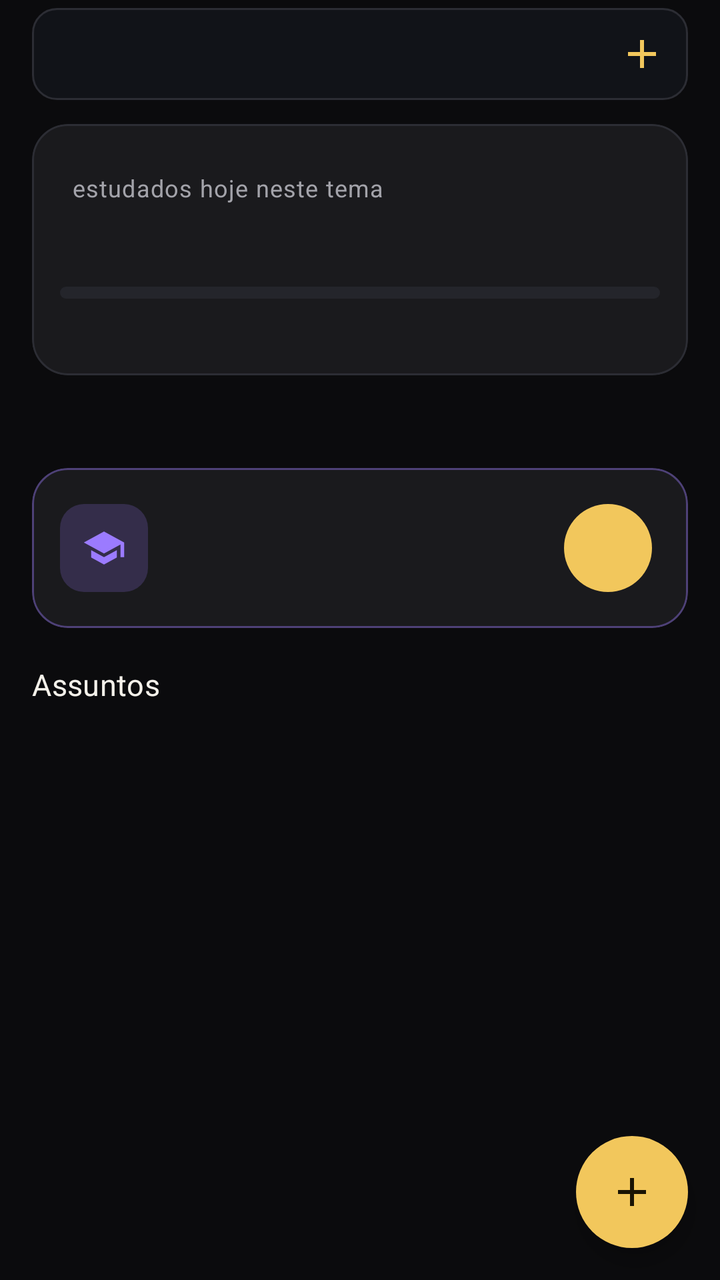
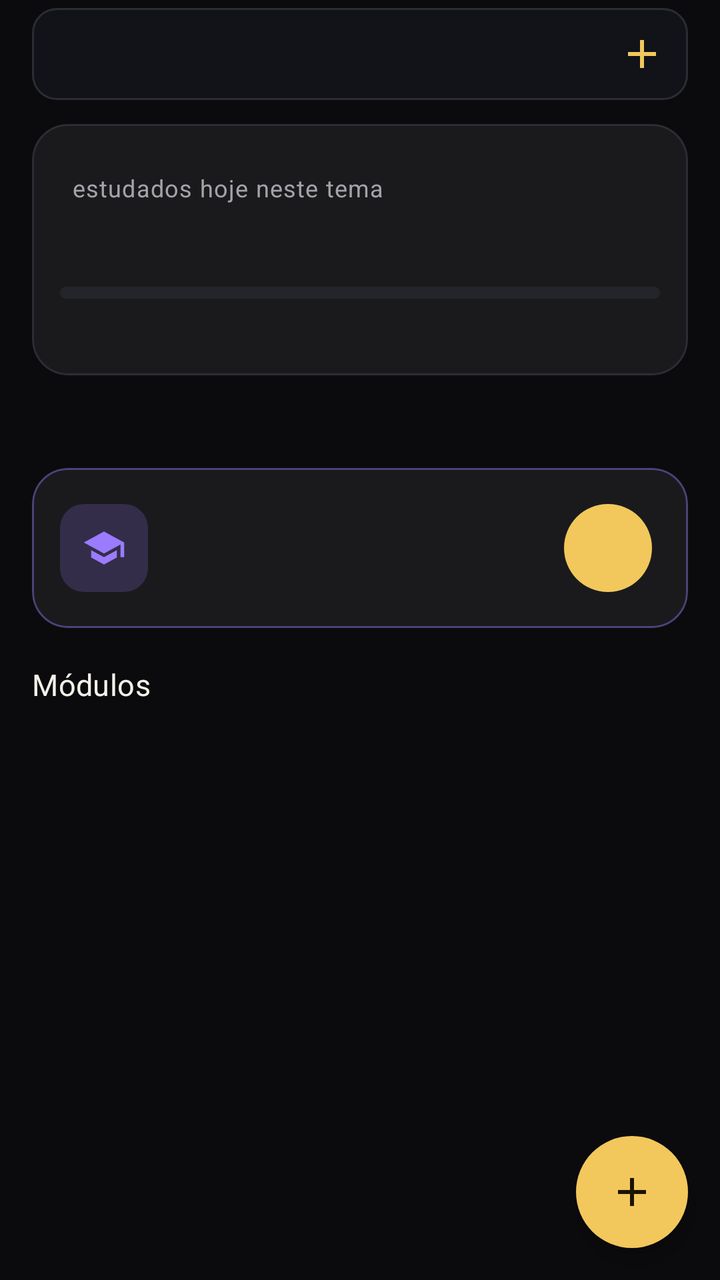

Two renders of the same Android screen: before a commit and after it. Below are the layout's source before the change and the commit's diff.
<!-- AndroidManifest.xml: application theme Theme.Alfred -->
<!-- res/layout/fragment_study.xml -->
<?xml version="1.0" encoding="utf-8"?>
<FrameLayout xmlns:android="http://schemas.android.com/apk/res/android"
    xmlns:app="http://schemas.android.com/apk/res-auto"
    android:layout_width="match_parent"
    android:layout_height="match_parent">

    <androidx.core.widget.NestedScrollView
        android:layout_width="match_parent"
        android:layout_height="match_parent">

        <LinearLayout
            android:layout_width="match_parent"
            android:layout_height="wrap_content"
            android:orientation="vertical"
            android:paddingBottom="@dimen/list_bottom_space">

            
            <LinearLayout
                android:layout_width="match_parent"
                android:layout_height="wrap_content"
                android:layout_marginHorizontal="@dimen/screen_padding"
                android:layout_marginTop="4dp"
                android:background="@drawable/bg_segment_group"
                android:gravity="center_vertical"
                android:orientation="horizontal"
                android:padding="3dp">

                <com.google.android.material.tabs.TabLayout
                    android:id="@+id/tabs"
                    android:layout_width="0dp"
                    android:layout_height="40dp"
                    android:layout_weight="1"
                    android:background="@android:color/transparent"
                    app:tabGravity="start"
                    app:tabIndicator="@drawable/bg_tab_indicator"
                    app:tabIndicatorColor="@null"
                    app:tabIndicatorFullWidth="true"
                    app:tabIndicatorGravity="stretch"
                    app:tabMode="scrollable"
                    app:tabRippleColor="@null"
                    app:tabSelectedTextColor="@color/text_primary"
                    app:tabTextColor="@color/text_secondary" />

                <ImageButton
                    android:id="@+id/button_add_topic"
                    android:layout_width="40dp"
                    android:layout_height="40dp"
                    android:background="?attr/selectableItemBackgroundBorderless"
                    android:contentDescription="@string/study_topic_add"
                    android:src="@drawable/ic_add"
                    app:tint="@color/highlight" />
            </LinearLayout>

            
            <com.google.android.material.card.MaterialCardView
                android:id="@+id/summary_card"
                style="?attr/materialCardViewFilledStyle"
                android:layout_width="match_parent"
                android:layout_height="wrap_content"
                android:layout_marginHorizontal="@dimen/screen_padding"
                android:layout_marginTop="12dp">

                <LinearLayout
                    android:layout_width="match_parent"
                    android:layout_height="wrap_content"
                    android:orientation="vertical"
                    android:padding="14dp">

                    <LinearLayout
                        android:layout_width="match_parent"
                        android:layout_height="wrap_content"
                        android:gravity="bottom"
                        android:orientation="horizontal">

                        <TextView
                            android:id="@+id/today_time"
                            android:layout_width="wrap_content"
                            android:layout_height="wrap_content"
                            android:fontFamily="sans-serif-medium"
                            android:textColor="@color/study"
                            android:textSize="24sp" />

                        <TextView
                            android:layout_width="0dp"
                            android:layout_height="wrap_content"
                            android:layout_marginStart="6dp"
                            android:layout_marginBottom="3dp"
                            android:layout_weight="1"
                            android:text="@string/study_today_label"
                            android:textAppearance="@style/TextAppearance.Alfred.Caption" />
                    </LinearLayout>

                    <TextView
                        android:id="@+id/studied_count"
                        android:layout_width="match_parent"
                        android:layout_height="wrap_content"
                        android:layout_marginTop="8dp"
                        android:textAppearance="@style/TextAppearance.Alfred.Body" />

                    <com.google.android.material.progressindicator.LinearProgressIndicator
                        android:id="@+id/studied_bar"
                        android:layout_width="match_parent"
                        android:layout_height="wrap_content"
                        android:layout_marginTop="8dp"
                        android:max="100"
                        app:indicatorColor="@color/study" />

                    <TextView
                        android:id="@+id/topic_summary"
                        android:layout_width="match_parent"
                        android:layout_height="wrap_content"
                        android:layout_marginTop="8dp"
                        android:textAppearance="@style/TextAppearance.Alfred.Caption" />
                </LinearLayout>
            </com.google.android.material.card.MaterialCardView>

            
            <TextView
                android:id="@+id/focus_title"
                android:layout_width="wrap_content"
                android:layout_height="wrap_content"
                android:layout_marginStart="@dimen/screen_padding"
                android:layout_marginTop="18dp"
                android:textAppearance="@style/TextAppearance.Alfred.Section" />

            <com.google.android.material.card.MaterialCardView
                android:id="@+id/focus_card"
                style="?attr/materialCardViewFilledStyle"
                android:layout_width="match_parent"
                android:layout_height="wrap_content"
                android:layout_marginHorizontal="@dimen/screen_padding"
                android:layout_marginTop="8dp"
                app:strokeColor="#669B7BFF">

                <LinearLayout
                    android:layout_width="match_parent"
                    android:layout_height="wrap_content"
                    android:gravity="center_vertical"
                    android:orientation="horizontal"
                    android:padding="14dp">

                    <FrameLayout
                        android:layout_width="44dp"
                        android:layout_height="44dp"
                        android:background="@drawable/bg_icon_tile"
                        android:backgroundTint="#339B7BFF">

                        <ImageView
                            android:layout_width="22dp"
                            android:layout_height="22dp"
                            android:layout_gravity="center"
                            android:importantForAccessibility="no"
                            android:src="@drawable/ic_study"
                            app:tint="@color/study" />
                    </FrameLayout>

                    <LinearLayout
                        android:layout_width="0dp"
                        android:layout_height="wrap_content"
                        android:layout_marginStart="12dp"
                        android:layout_weight="1"
                        android:orientation="vertical">

                        <TextView
                            android:id="@+id/focus_name"
                            android:layout_width="match_parent"
                            android:layout_height="wrap_content"
                            android:textAppearance="@style/TextAppearance.Alfred.Title" />

                        <TextView
                            android:id="@+id/focus_detail"
                            android:layout_width="match_parent"
                            android:layout_height="wrap_content"
                            android:textAppearance="@style/TextAppearance.Alfred.Caption" />
                    </LinearLayout>

                    <com.google.android.material.button.MaterialButton
                        android:id="@+id/focus_button"
                        style="@style/Widget.Material3.Button.IconButton.Filled"
                        android:layout_width="52dp"
                        android:layout_height="52dp"
                        app:backgroundTint="@color/highlight"
                        app:iconSize="26dp"
                        app:iconTint="@color/on_highlight" />
                </LinearLayout>
            </com.google.android.material.card.MaterialCardView>

            <TextView
                android:id="@+id/subjects_title"
                android:layout_width="wrap_content"
                android:layout_height="wrap_content"
                android:layout_marginStart="@dimen/screen_padding"
                android:layout_marginTop="18dp"
                android:layout_marginBottom="4dp"
                android:text="@string/study_subjects_title"
                android:textAppearance="@style/TextAppearance.Alfred.Section" />

            <androidx.recyclerview.widget.RecyclerView
                android:id="@+id/list"
                android:layout_width="match_parent"
                android:layout_height="wrap_content"
                android:nestedScrollingEnabled="false"
                android:paddingHorizontal="@dimen/screen_padding"
                app:layoutManager="androidx.recyclerview.widget.LinearLayoutManager" />

            <include layout="@layout/view_empty_state" />
        </LinearLayout>
    </androidx.core.widget.NestedScrollView>

    <com.google.android.material.floatingactionbutton.FloatingActionButton
        android:id="@+id/fab"
        android:layout_width="wrap_content"
        android:layout_height="wrap_content"
        android:layout_gravity="bottom|end"
        android:layout_margin="16dp"
        android:contentDescription="@string/add"
        app:srcCompat="@drawable/ic_add" />
</FrameLayout>
<!-- res/layout/view_empty_state.xml (included above) -->
<?xml version="1.0" encoding="utf-8"?>
<LinearLayout xmlns:android="http://schemas.android.com/apk/res/android"
    xmlns:app="http://schemas.android.com/apk/res-auto"
    android:id="@+id/empty_state"
    android:layout_width="match_parent"
    android:layout_height="wrap_content"
    android:gravity="center_horizontal"
    android:orientation="vertical"
    android:paddingHorizontal="32dp"
    android:paddingVertical="28dp"
    android:visibility="gone">

    <FrameLayout
        android:id="@+id/empty_icon_frame"
        android:layout_width="64dp"
        android:layout_height="64dp"
        android:background="@drawable/bg_icon_circle">

        <ImageView
            android:id="@+id/empty_icon"
            android:layout_width="28dp"
            android:layout_height="28dp"
            android:layout_gravity="center"
            android:importantForAccessibility="no"
            app:tint="@color/highlight" />
    </FrameLayout>

    <TextView
        android:id="@+id/empty_title"
        android:layout_width="wrap_content"
        android:layout_height="wrap_content"
        android:layout_marginTop="14dp"
        android:gravity="center"
        android:textAppearance="@style/TextAppearance.Alfred.Title" />

    <TextView
        android:id="@+id/empty_message"
        android:layout_width="wrap_content"
        android:layout_height="wrap_content"
        android:layout_marginTop="4dp"
        android:gravity="center"
        android:textAppearance="@style/TextAppearance.Alfred.Caption" />

    <com.google.android.material.button.MaterialButton
        android:id="@+id/empty_action"
        android:layout_width="wrap_content"
        android:layout_height="wrap_content"
        android:layout_marginTop="14dp"
        android:visibility="gone"
        app:icon="@drawable/ic_add" />
</LinearLayout>
<!-- resources referenced by this layout -->
<resources>
  <color name="highlight">#FFF2C75C</color>
  <color name="on_highlight">#FF1A1404</color>
  <color name="study">#FF9B7BFF</color>
  <color name="text_primary">#FFF4F1EA</color>
  <color name="text_secondary">#FFA3A3AA</color>
  <dimen name="list_bottom_space">96dp</dimen>
  <dimen name="screen_padding">16dp</dimen>
  <!-- drawable bg_icon_circle (drawable) -->
  <?xml version="1.0" encoding="utf-8"?>
  <shape xmlns:android="http://schemas.android.com/apk/res/android" android:shape="oval">
      <solid android:color="@color/gold_container" />
      <stroke android:width="1.5dp" android:color="@color/highlight" />
  </shape>
  <!-- drawable bg_icon_tile (drawable) -->
  <?xml version="1.0" encoding="utf-8"?>
  <shape xmlns:android="http://schemas.android.com/apk/res/android" android:shape="rectangle">
      <corners android:radius="@dimen/radius_control" />
      <solid android:color="@color/gold_container" />
  </shape>
  <!-- drawable bg_tab_indicator (drawable) -->
  <?xml version="1.0" encoding="utf-8"?>
  <shape xmlns:android="http://schemas.android.com/apk/res/android" android:shape="rectangle">
      <corners android:radius="@dimen/radius_control" />
      <solid android:color="#339B7BFF" />
  </shape>
  <string name="add">Adicionar</string>
  <string name="study_subjects_title">Assuntos</string>
  <string name="study_today_label">estudados hoje neste tema</string>
  <string name="study_topic_add">Novo tema de estudo</string>
  <style name="TextAppearance.Alfred.Body" parent="TextAppearance.Material3.BodyMedium">
          <item name="android:textColor">@color/text_primary</item>
          <item name="android:textSize">14sp</item>
      </style>
  <style name="TextAppearance.Alfred.Caption" parent="TextAppearance.Material3.BodySmall">
          <item name="android:textColor">@color/text_secondary</item>
          <item name="android:textSize">12sp</item>
      </style>
  <style name="TextAppearance.Alfred.Section" parent="TextAppearance.Material3.TitleMedium">
          <item name="android:fontFamily">sans-serif-medium</item>
          <item name="android:textColor">@color/text_primary</item>
          <item name="android:textSize">15sp</item>
      </style>
  <style name="TextAppearance.Alfred.Title" parent="TextAppearance.Material3.TitleMedium">
          <item name="android:fontFamily">sans-serif-medium</item>
          <item name="android:textColor">@color/text_primary</item>
          <item name="android:textSize">16sp</item>
      </style>
  <color name="gold_container">#FF2E2716</color>
  <dimen name="radius_control">12dp</dimen>
  <color name="graphite">#FF111318</color>
  <color name="outline">#FF2C2D34</color>
  <color name="info">#FF65B9FF</color>
  <color name="on_accent">#FF121316</color>
  <color name="error">#FFF16D70</color>
  <color name="black">#FF0B0B0D</color>
  <color name="graphite_light">#FF1A1A1D</color>
  <color name="graphite_lighter">#FF24252B</color>
  <style name="Widget.Alfred.FAB" parent="Widget.Material3.FloatingActionButton.Primary">
          <item name="backgroundTint">@color/highlight</item>
          <item name="tint">@color/on_highlight</item>
          <item name="shapeAppearanceOverlay">@style/ShapeAppearance.Alfred.Circle</item>
      </style>
  <style name="ThemeOverlay.Alfred.Dialog" parent="ThemeOverlay.Material3.MaterialAlertDialog">
          <item name="colorSurface">@color/graphite_light</item>
          <item name="colorSurfaceContainerHigh">@color/graphite_light</item>
      </style>
  <style name="ThemeOverlay.Alfred.BottomSheet" parent="ThemeOverlay.Material3.BottomSheetDialog">
          <item name="colorSurface">@color/graphite</item>
          <item name="colorSurfaceContainerLow">@color/graphite</item>
      </style>
  <dimen name="radius_card">18dp</dimen>
  <style name="ShapeAppearance.Alfred.Circle" parent="">
          <item name="cornerFamily">rounded</item>
          <item name="cornerSize">50%</item>
      </style>
  <!-- unchanged entries left out for length: 10 -->
</resources>

<!-- the commit's change to res/layout/fragment_study.xml (unified diff, before → after) -->
@@ -192,7 +192,7 @@
                 android:layout_marginStart="@dimen/screen_padding"
                 android:layout_marginTop="18dp"
                 android:layout_marginBottom="4dp"
-                android:text="@string/study_subjects_title"
+                android:text="@string/study_modules_title"
                 android:textAppearance="@style/TextAppearance.Alfred.Section" />
 
             <androidx.recyclerview.widget.RecyclerView
<!-- resource entries referenced after the edit -->
@@ -26,7 +26,7 @@
       <solid android:color="#339B7BFF" />
   </shape>
   <string name="add">Adicionar</string>
-  <string name="study_subjects_title">Assuntos</string>
+  <string name="study_modules_title">Módulos</string>
   <string name="study_today_label">estudados hoje neste tema</string>
   <string name="study_topic_add">Novo tema de estudo</string>
   <style name="TextAppearance.Alfred.Body" parent="TextAppearance.Material3.BodyMedium">
